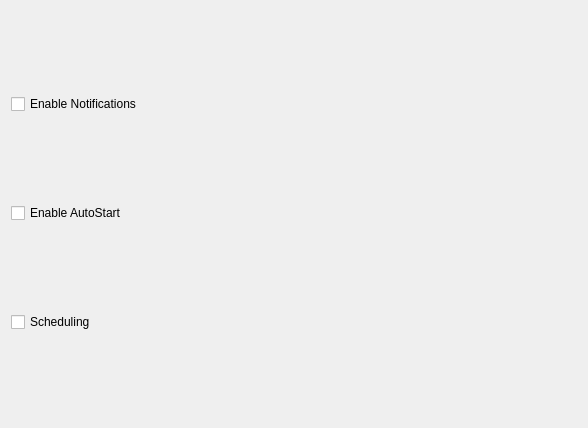
Above: src/settings/generalsettings.ui from baduhai/Koi before the change. Below: the same form after it.
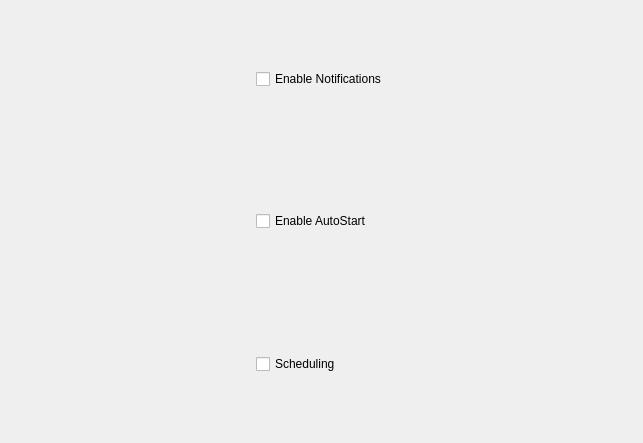
That is the form after the change.

Diff of the .ui file:
```diff
--- a/src/settings/generalsettings.ui
+++ b/src/settings/generalsettings.ui
@@ -6,34 +6,160 @@
    <rect>
     <x>0</x>
     <y>0</y>
-    <width>588</width>
-    <height>428</height>
+    <width>643</width>
+    <height>443</height>
    </rect>
   </property>
+  <property name="minimumSize">
+   <size>
+    <width>611</width>
+    <height>0</height>
+   </size>
+  </property>
   <property name="windowTitle">
    <string>Form</string>
   </property>
-  <layout class="QVBoxLayout" name="verticalLayout">
-   <item>
-    <widget class="QCheckBox" name="notifyCheckBox">
-     <property name="text">
-      <string>Enable Notifications</string>
-     </property>
-    </widget>
-   </item>
-   <item>
-    <widget class="QCheckBox" name="autostartCheckBox">
-     <property name="text">
-      <string>Enable AutoStart</string>
-     </property>
-    </widget>
-   </item>
-   <item>
-    <widget class="QCheckBox" name="scheduleCheckBox">
-     <property name="text">
-      <string>Scheduling</string>
-     </property>
-    </widget>
+  <layout class="QGridLayout" name="gridLayout" columnminimumwidth="450">
+   <property name="sizeConstraint">
+    <enum>QLayout::SetMinimumSize</enum>
+   </property>
+   <item row="1" column="0">
+    <layout class="QGridLayout" name="gridLayout_2">
+     <item row="2" column="1">
+      <widget class="QCheckBox" name="autostartCheckBox">
+       <property name="text">
+        <string>Enable AutoStart</string>
+       </property>
+      </widget>
+     </item>
+     <item row="0" column="2">
+      <layout class="QVBoxLayout" name="verticalLayout_4"/>
+     </item>
+     <item row="3" column="0">
+      <layout class="QVBoxLayout" name="verticalLayout_3">
+       <item>
+        <spacer name="horizontalSpacer_4">
+         <property name="orientation">
+          <enum>Qt::Horizontal</enum>
+         </property>
+         <property name="sizeHint" stdset="0">
+          <size>
+           <width>40</width>
+           <height>20</height>
+          </size>
+         </property>
+        </spacer>
+       </item>
+       <item>
+        <spacer name="verticalSpacer_3">
+         <property name="orientation">
+          <enum>Qt::Vertical</enum>
+         </property>
+         <property name="sizeHint" stdset="0">
+          <size>
+           <width>20</width>
+           <height>40</height>
+          </size>
+         </property>
+        </spacer>
+       </item>
+      </layout>
+     </item>
+     <item row="2" column="2">
+      <layout class="QVBoxLayout" name="verticalLayout_5">
+       <item>
+        <spacer name="horizontalSpacer_2">
+         <property name="orientation">
+          <enum>Qt::Horizontal</enum>
+         </property>
+         <property name="sizeHint" stdset="0">
+          <size>
+           <width>40</width>
+           <height>20</height>
+          </size>
+         </property>
+        </spacer>
+       </item>
+      </layout>
+     </item>
+     <item row="0" column="1">
+      <widget class="QCheckBox" name="notifyCheckBox">
+       <property name="text">
+        <string>Enable Notifications</string>
+       </property>
+      </widget>
+     </item>
+     <item row="2" column="0">
+      <layout class="QVBoxLayout" name="verticalLayout_2">
+       <item>
+        <spacer name="horizontalSpacer_3">
+         <property name="orientation">
+          <enum>Qt::Horizontal</enum>
+         </property>
+         <property name="sizeHint" stdset="0">
+          <size>
+           <width>40</width>
+           <height>20</height>
+          </size>
+         </property>
+        </spacer>
+       </item>
+       <item>
+        <spacer name="verticalSpacer_2">
+         <property name="orientation">
+          <enum>Qt::Vertical</enum>
+         </property>
+         <property name="sizeHint" stdset="0">
+          <size>
+           <width>20</width>
+           <height>40</height>
+          </size>
+         </property>
+        </spacer>
+       </item>
+      </layout>
+     </item>
+     <item row="0" column="0">
+      <layout class="QVBoxLayout" name="verticalLayout">
+       <item>
+        <spacer name="horizontalSpacer">
+         <property name="orientation">
+          <enum>Qt::Horizontal</enum>
+         </property>
+         <property name="sizeHint" stdset="0">
+          <size>
+           <width>40</width>
+           <height>20</height>
+          </size>
+         </property>
+        </spacer>
+       </item>
+       <item>
+        <spacer name="verticalSpacer">
+         <property name="orientation">
+          <enum>Qt::Vertical</enum>
+         </property>
+         <property name="sizeHint" stdset="0">
+          <size>
+           <width>20</width>
+           <height>40</height>
+          </size>
+         </property>
+        </spacer>
+       </item>
+      </layout>
+     </item>
+     <item row="3" column="1">
+      <widget class="QCheckBox" name="scheduleCheckBox">
+       <property name="text">
+        <string>Scheduling</string>
+       </property>
+      </widget>
+     </item>
+     <item row="3" column="2">
+      <layout class="QVBoxLayout" name="verticalLayout_6"/>
+     </item>
+    </layout>
    </item>
   </layout>
  </widget>
```
